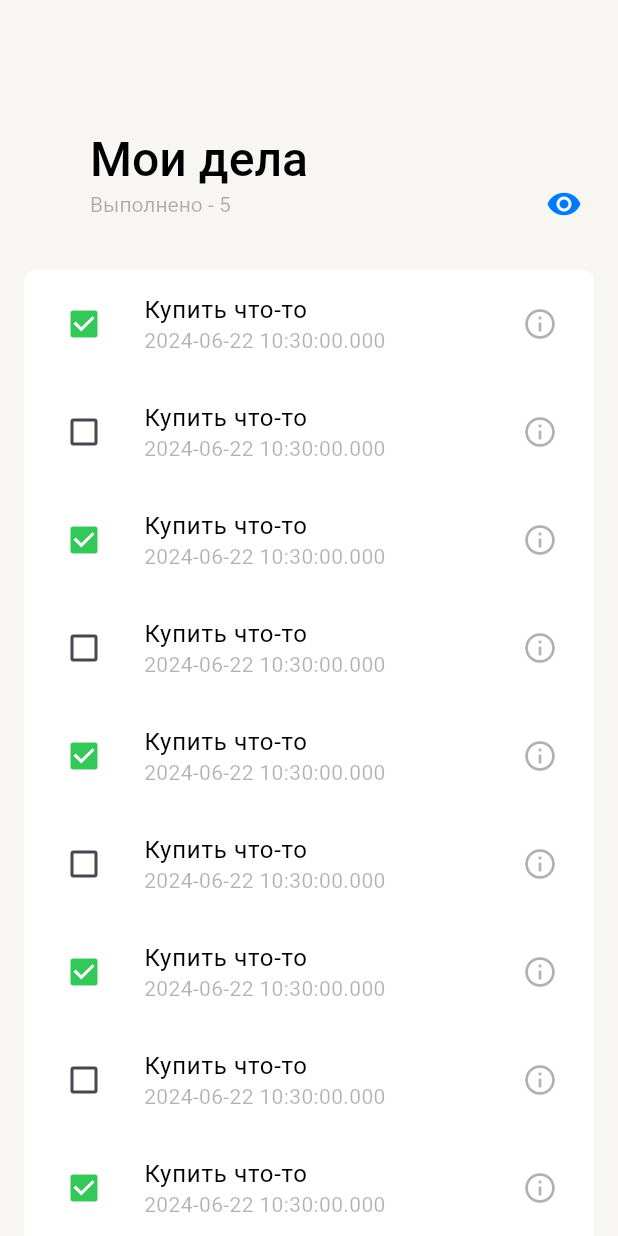
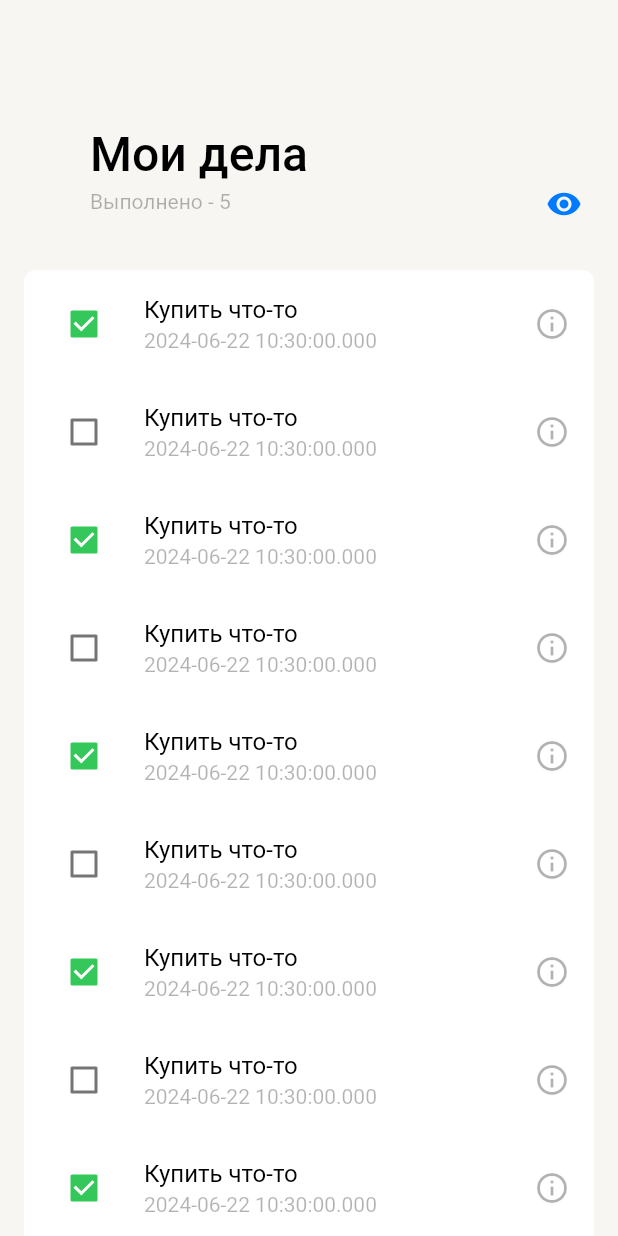
Before and after one commit to Glitchy-Sheep/YetAnotherTodo, a Flutter app: the screen it shows after launch, on a phone screen of 412 x 824 dp. Run offline on Flutter 3.47's test engine with Material 3 defaults, Android fonts, the phone set to English and light mode, and no system bars; our stand-ins replace logger.

Commit message:
Use material 2 for rounded action button design

```diff
--- a/lib/feature/app/app_entry_point.dart
+++ b/lib/feature/app/app_entry_point.dart
@@ -8,8 +8,11 @@ class YetAnotherTodoApp extends StatelessWidget {
   // All the DI will be done in the [YetAnotherTodoApp] class
   @override
   Widget build(BuildContext context) {
-    return const MaterialApp(
-      home: TodoViewScreen(),
+    return MaterialApp(
+      theme: ThemeData(
+        useMaterial3: false,
+      ),
+      home: const TodoViewScreen(),
     );
   }
 }
```
